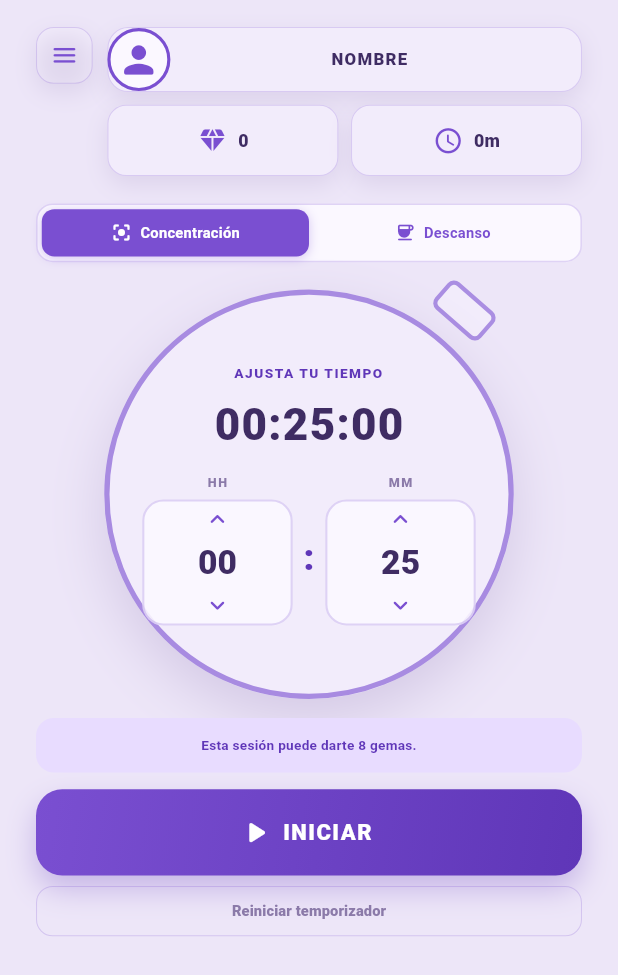
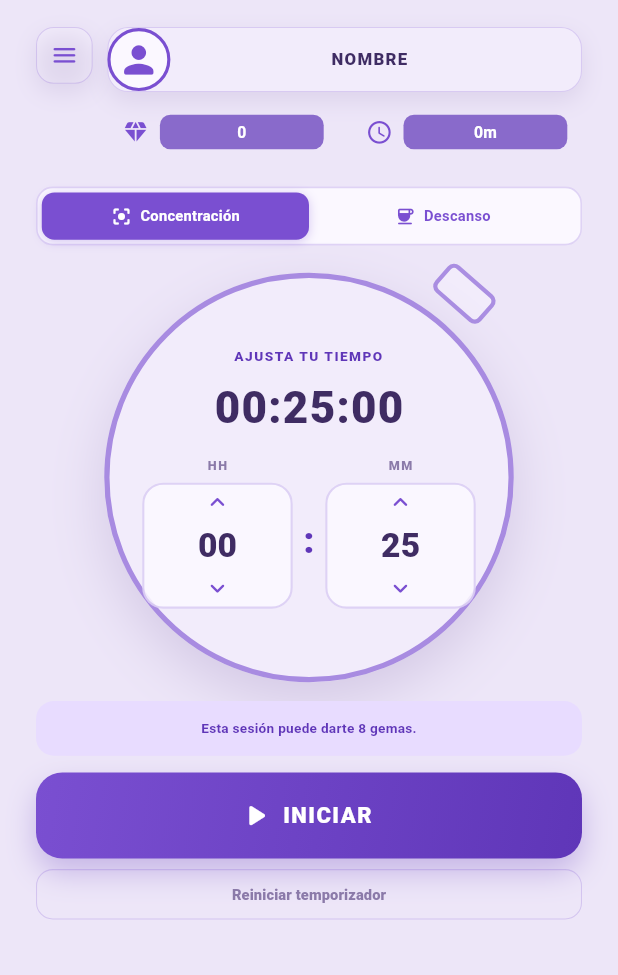
Before and after one commit to jayiel04/Atomic-Task, a Flutter app: the screen it shows after launch, on a phone screen of 412 x 824 dp. Shown: the top 975 px of the screen. Run offline on Flutter 3.47's test engine with Material 3 defaults, Android fonts, the phone set to English and light mode, and no system bars; our stand-ins replace flutter_local_notifications, shared_preferences, timezone.

Commit message:
cambios en los íconos

```diff
--- a/lib/features/timer/presentation/widgets/header_section.dart
+++ b/lib/features/timer/presentation/widgets/header_section.dart
@@ -230,42 +230,38 @@
   @override
   Widget build(BuildContext context) {
     return Container(
-      constraints: const BoxConstraints(minHeight: 68),
-      padding: const EdgeInsets.symmetric(
-        horizontal: 12,
-        vertical: 10,
-      ),
+      constraints: const BoxConstraints(minHeight: 52),
+      padding: const EdgeInsets.symmetric(horizontal: 14, vertical: 8),
       decoration: BoxDecoration(
-        color: AppColors.surfaceVariant,
-        border: Border.all(color: AppColors.border),
+        color: Colors.transparent,
         borderRadius: BorderRadius.circular(18),
-        boxShadow: const [
-          BoxShadow(
-            color: Color(0x1C513382),
-            blurRadius: 18,
-            offset: Offset(0, 8),
-          ),
-        ],
       ),
       child: Row(
-        mainAxisAlignment: MainAxisAlignment.center,
         children: [
           Icon(
             icon,
             color: AppColors.primary,
-            size: 29,
+            size: 26,
           ),
           const SizedBox(width: 10),
-          Flexible(
+          Expanded(
+            child: Container(
+              padding: const EdgeInsets.symmetric(horizontal: 12, vertical: 6),
+              decoration: BoxDecoration(
+                color: AppColors.primaryDark.withOpacity(0.7),
+                borderRadius: BorderRadius.circular(10),
+              ),
               child: Text(
                 value,
                 maxLines: 1,
                 overflow: TextOverflow.fade,
                 softWrap: false,
+                textAlign: TextAlign.center,
                 style: const TextStyle(
-                color: AppColors.text,
-                fontSize: 17,
-                fontWeight: FontWeight.w900,
+                  color: Colors.white,
+                  fontSize: 15,
+                  fontWeight: FontWeight.w700,
+                ),
               ),
             ),
           ),
```
Lines whose indentation alone changed are shown as unchanged.
